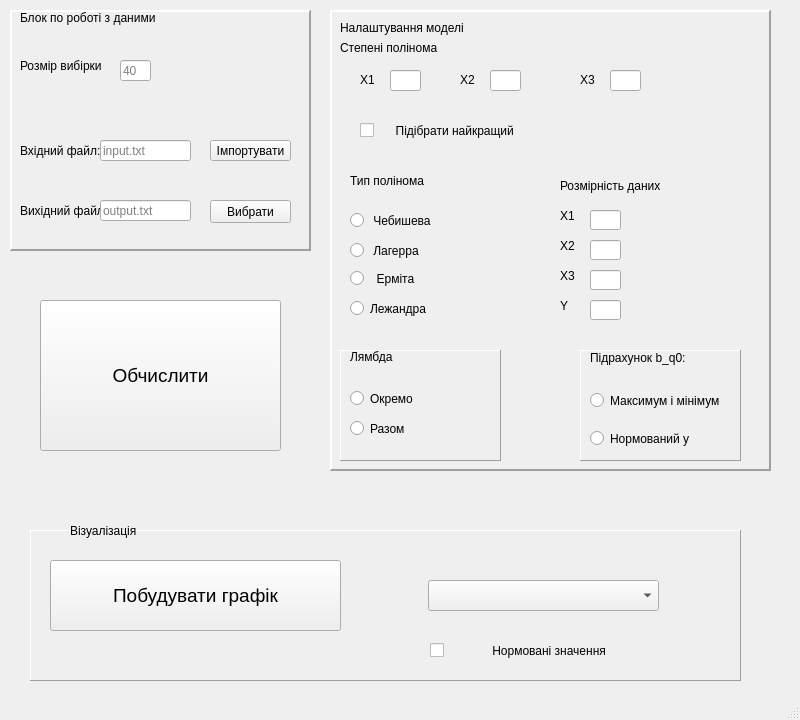
Qt form main.ui (trilgar/SA_2021) before a commit.
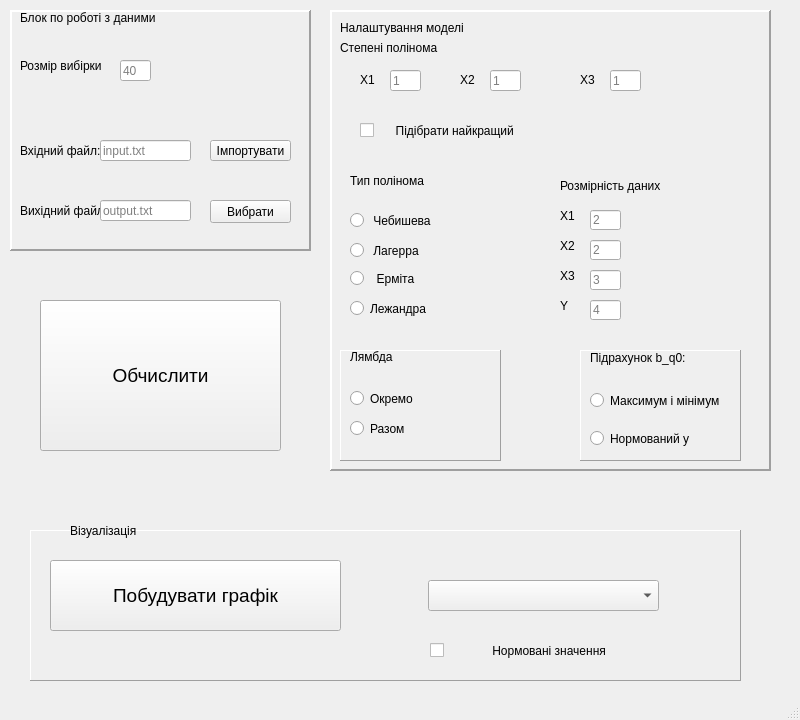
The same form after that commit.

Diff of the .ui file:
```diff
--- a/main.ui
+++ b/main.ui
@@ -263,6 +263,9 @@
        <height>21</height>
       </rect>
      </property>
+     <property name="placeholderText">
+      <string>1</string>
+     </property>
     </widget>
     <widget class="QLineEdit" name="x2_pow">
      <property name="geometry">
@@ -273,6 +276,9 @@
        <height>21</height>
       </rect>
      </property>
+     <property name="placeholderText">
+      <string>1</string>
+     </property>
     </widget>
     <widget class="QLineEdit" name="x3_pow">
      <property name="geometry">
@@ -283,6 +289,9 @@
        <height>21</height>
       </rect>
      </property>
+     <property name="placeholderText">
+      <string>1</string>
+     </property>
     </widget>
     <widget class="QCheckBox" name="grid_search">
      <property name="geometry">
@@ -436,6 +445,9 @@
        <height>20</height>
       </rect>
      </property>
+    <property name="placeholderText">
+      <string>2</string>
+     </property>
     </widget>
     <widget class="QLineEdit" name="input_x2_size">
      <property name="geometry">
@@ -446,6 +458,9 @@
        <height>20</height>
       </rect>
      </property>
+    <property name="placeholderText">
+      <string>2</string>
+    </property>
     </widget>
     <widget class="QLineEdit" name="input_x3_size">
      <property name="geometry">
@@ -456,6 +471,9 @@
        <height>20</height>
       </rect>
      </property>
+    <property name="placeholderText">
+      <string>3</string>
+     </property>
     </widget>
     <widget class="QLineEdit" name="input_y_size">
      <property name="geometry">
@@ -466,6 +484,9 @@
        <height>20</height>
       </rect>
      </property>
+    <property name="placeholderText">
+      <string>4</string>
+     </property>
     </widget>
     <widget class="QFrame" name="frame">
      <property name="geometry">
```
